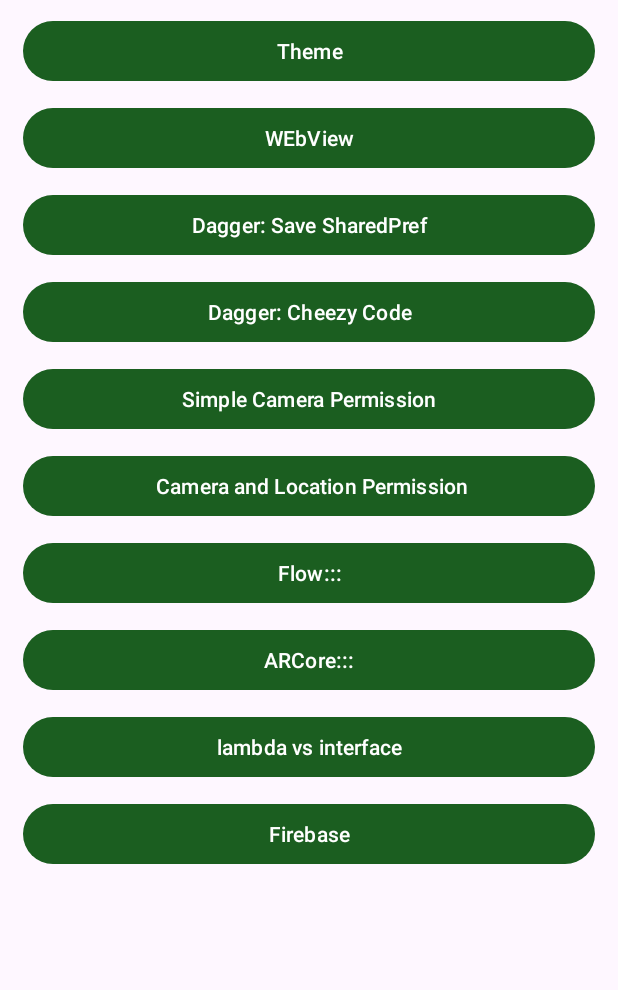
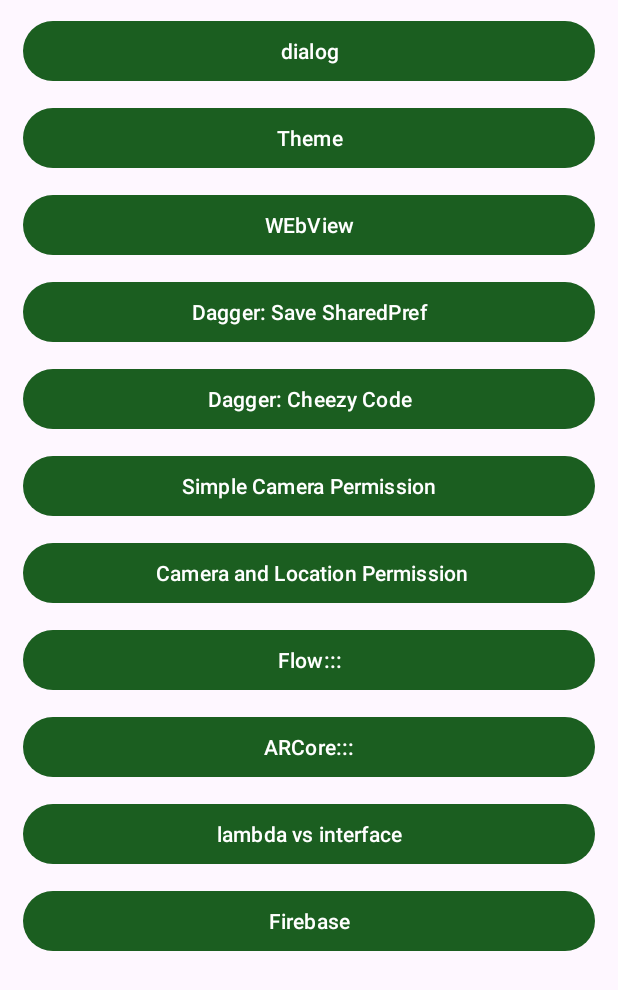
Before and after one commit to aman1sr/Android-Concepts-Learning, an Android app: the screen it shows after launch (MainActivity), on a phone screen of 412 x 824 dp. Shown: the top 990 px of the screen. Run offline under Robolectric (Android 15) with nearby library versions, the phone set to English and light mode, and no system bars.

Commit message:
basic dialog Frg added

```diff
--- a/app/src/main/AndroidManifest.xml
+++ b/app/src/main/AndroidManifest.xml
@@ -21,6 +21,9 @@
         android:supportsRtl="true"
         android:theme="@style/Theme.AndroidArchDemoProjects"
         tools:targetApi="31">
+        <activity
+            android:name=".dialog.DialogActivity"
+            android:exported="false" />
         <activity
             android:name=".theme.ThemeActivity"
             android:exported="false" />
--- a/app/src/main/java/com/petofy/androidarchdemoprojects/MainActivity.kt
+++ b/app/src/main/java/com/petofy/androidarchdemoprojects/MainActivity.kt
@@ -11,6 +11,7 @@ import com.petofy.androidarchdemoprojects.arcore.ARCoreActivity
 import com.petofy.androidarchdemoprojects.dagger.cheezyCode.DaggerCheezyCodeActivity
 import com.petofy.androidarchdemoprojects.dagger.sharedpref.DaggerSharedPrefActivity
 import com.petofy.androidarchdemoprojects.databinding.ActivityMainBinding
+import com.petofy.androidarchdemoprojects.dialog.DialogActivity
 import com.petofy.androidarchdemoprojects.firebase.FirebaseActivity
 import com.petofy.androidarchdemoprojects.flow.FlowActivity
 import com.petofy.androidarchdemoprojects.lambda.RecHomeActivity
@@ -44,7 +45,9 @@ val openHomeWebView = registerForActivityResult(ActivityResultContracts.StartAct
             intent = Intent(this, HomeWebViewActivity::class.java)
             openHomeWebView.launch(intent)
         }
-
+        binding.dialog.setOnClickListener {
+            startScreen(DialogActivity::class.java)
+        }
         binding.daggerBasics.setOnClickListener {
             runDaggerDemo()
         }
--- a/app/src/main/res/layout/activity_main.xml
+++ b/app/src/main/res/layout/activity_main.xml
@@ -16,6 +16,14 @@
             android:layout_marginStart="@dimen/startEndParentMargin"
             android:layout_marginEnd="@dimen/startEndParentMargin"
             >
+
+            <Button
+                android:id="@+id/dialog"
+                android:layout_width="match_parent"
+                android:layout_height="wrap_content"
+                android:layout_marginTop="@dimen/btn_margin_top"
+
+                android:text="dialog" />
 
             <Button
                 android:id="@+id/theme"
```
Also changed, not shown: app/src/main/java/com/petofy/androidarchdemoprojects/dialog/DialogActivity.kt (added, +28 -0 lines), app/src/main/java/com/petofy/androidarchdemoprojects/dialog/PurchaseConfirmationDialogFragment.kt (added, +29 -0 lines), app/src/main/res/layout/activity_dialog.xml (added, +19 -0 lines).
